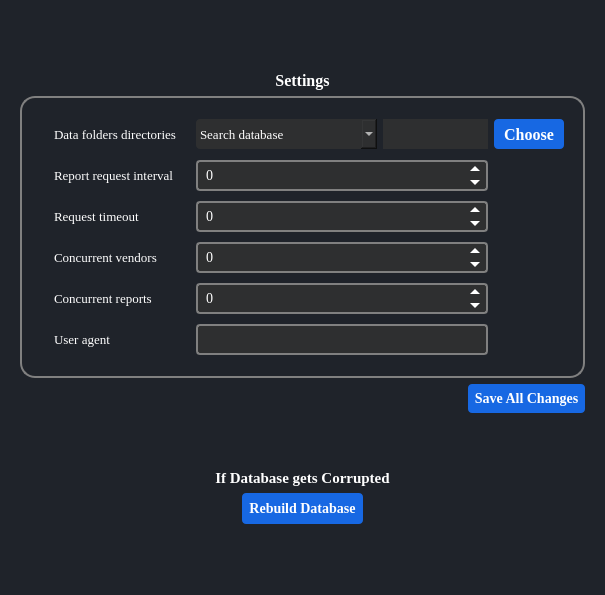
abhishekvatsAV/Shree_Gommat_Tech, file COUNTER-Release-5.1-main/ui/Settingtab.ui: the form before one commit.
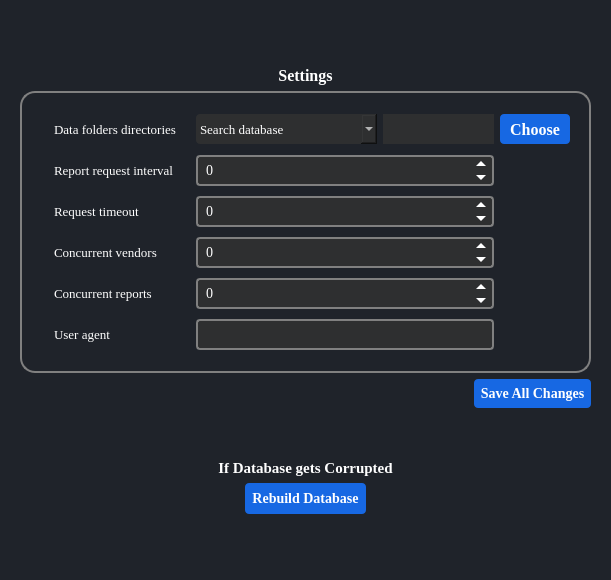
The form after the commit. Icons and pictures are not drawn.

What changed in the file:
```diff
--- a/COUNTER-Release-5.1-main/ui/Settingtab.ui
+++ b/COUNTER-Release-5.1-main/ui/Settingtab.ui
@@ -6,8 +6,8 @@
    <rect>
     <x>0</x>
     <y>0</y>
-    <width>605</width>
-    <height>595</height>
+    <width>611</width>
+    <height>580</height>
    </rect>
   </property>
   <property name="windowTitle">
```
